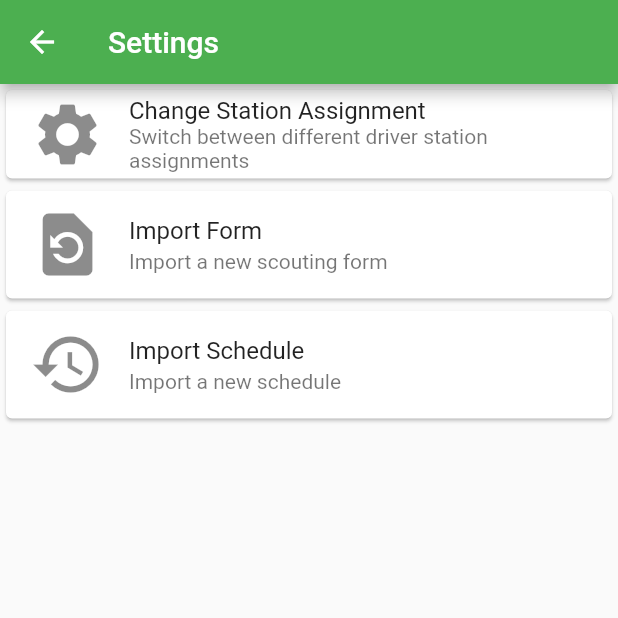
After one commit to DanielYanger/Scouting-App, a Flutter app: the screen it shows after launch, after a tap on the "list" icon, on a phone screen of 412 x 824 dp, the top half of it. The commit adds this screen. Run offline on Flutter 3.47's test engine with Material 2 defaults, Android fonts, the phone set to English and light mode, and no system bars; our stand-ins replace flutter_form_builder.

Commit message:
Framework of Settings

```diff
--- a/scouting_app/lib/form.dart
+++ b/scouting_app/lib/form.dart
@@ -20,8 +20,6 @@ class MyFormPageState extends State<MyFormPage> {
   bool readOnly = false;
   bool showSegmentedControl = true;
   final GlobalKey<FormBuilderState> _fbKey = GlobalKey<FormBuilderState>();
-  final GlobalKey<FormFieldState> _specifyTextFieldKey =
-      GlobalKey<FormFieldState>();
 
   ValueChanged _onChanged = (val) => print(val);
   var climbOptions = [
@@ -39,9 +37,6 @@ class MyFormPageState extends State<MyFormPage> {
     return Scaffold(
       appBar: AppBar(
         title: Text(title),
-        actions: <Widget>[
-          IconButton(icon: Icon(Icons.list)),
-        ],
       ),
       body: Padding(
         padding: EdgeInsets.all(10),
--- a/scouting_app/lib/home.dart
+++ b/scouting_app/lib/home.dart
@@ -3,6 +3,7 @@ import 'package:flutter/material.dart';
 import 'package:scoutingapp/form.dart';
 
 import 'form.dart';
+import 'settings.dart';
 
 class MyHomePage extends StatefulWidget {
   @override
@@ -20,7 +21,15 @@ class MyHomePageState extends State<MyHomePage> {
       appBar: AppBar(
         title: Text("624 Scouting"),
         actions: <Widget>[
-          IconButton(icon: Icon(Icons.list)),
+          IconButton(
+            icon: Icon(Icons.list),
+            onPressed: () {
+              Navigator.push(
+                context,
+                MaterialPageRoute(builder: (context) => MySettingPage()),
+              );
+            },
+          ),
         ],
       ),
       body: ListView.builder(
--- a/scouting_app/lib/main.dart
+++ b/scouting_app/lib/main.dart
@@ -1,8 +1,5 @@
 import 'package:flutter/cupertino.dart';
-import 'package:flutter/gestures.dart';
 import 'package:flutter/material.dart';
-import 'package:flutter_form_builder/flutter_form_builder.dart';
-import 'package:intl/intl.dart';
 
 import 'home.dart';
 
--- /dev/null
+++ b/scouting_app/lib/settings.dart
@@ -0,0 +1,53 @@
+import 'package:flutter/cupertino.dart';
+import 'package:flutter/material.dart';
+
+class MySettingPage extends StatefulWidget {
+  @override
+  MySettingPageState createState() {
+    return MySettingPageState();
+  }
+}
+
+class MySettingPageState extends State<MySettingPage> {
+  @override
+  Widget build(BuildContext context) {
+    return Scaffold(
+      appBar: AppBar(title: Text("Settings")),
+      body: ListView(
+        children: <Widget>[
+          Card(
+            child: ListTile(
+              leading: Icon(
+                Icons.settings,
+                size: 50,
+              ),
+              title: Text("Change Station Assignment"),
+              subtitle:
+                  Text("Switch between different driver station assignments"),
+            ),
+          ),
+          Card(
+            child: ListTile(
+              leading: Icon(
+                Icons.restore_page,
+                size: 50,
+              ),
+              title: Text("Import Form"),
+              subtitle: Text("Import a new scouting form"),
+            ),
+          ),
+          Card(
+            child: ListTile(
+              leading: Icon(
+                Icons.restore,
+                size: 50,
+              ),
+              title: Text("Import Schedule"),
+              subtitle: Text("Import a new schedule"),
+            ),
+          )
+        ],
+      ),
+    );
+  }
+}
```
